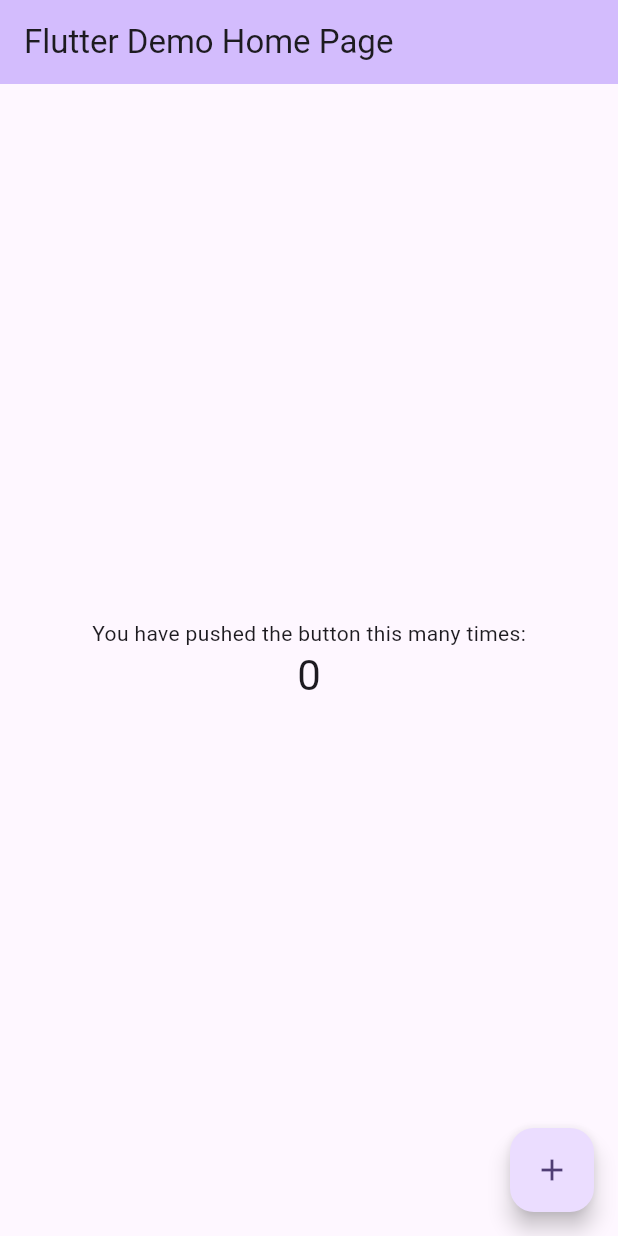
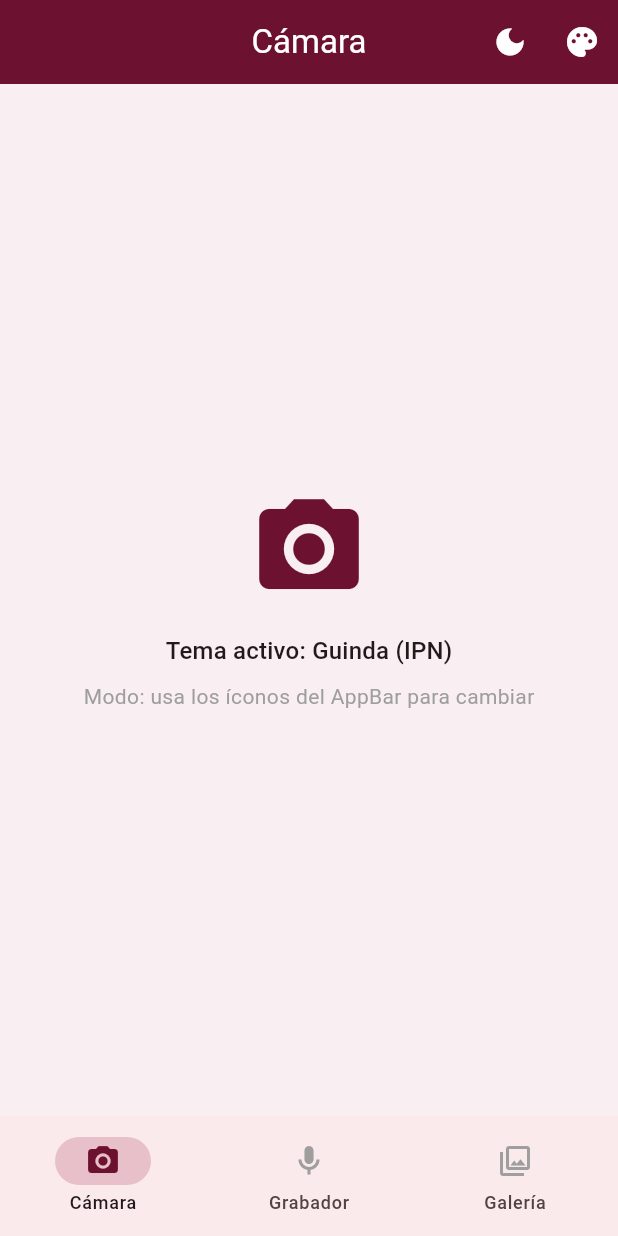
Before and after one commit to Oscaralfaro445/practica3-flutter, a Flutter app: the screen it shows after launch, on a phone screen of 412 x 824 dp. Run offline on Flutter 3.47's test engine with Material 3 defaults, Android fonts, the phone set to English and light mode, and no system bars; our stand-ins replace hive_flutter; accounts and stored records are empty.

Commit message:
Seccion 2: temas y navegacion base

```diff
--- /dev/null
+++ b/lib/core/theme/app_theme.dart
@@ -0,0 +1,144 @@
+import 'package:flutter/material.dart';
+import '../constants/app_colors.dart';
+
+class AppTheme {
+  AppTheme._();
+
+  // ── Tema Guinda (IPN) claro ──────────────────────────────
+  static ThemeData guindaLight() {
+    return ThemeData(
+      useMaterial3: true,
+      colorScheme: ColorScheme.fromSeed(
+        seedColor: AppColors.guindaPrimary,
+        primary: AppColors.guindaPrimary,
+        onPrimary: AppColors.guindaOnPrimary,
+        secondary: AppColors.guindaLight,
+        surface: AppColors.guindaSurface,
+        error: AppColors.errorColor,
+        brightness: Brightness.light,
+      ),
+      appBarTheme: const AppBarTheme(
+        backgroundColor: AppColors.guindaPrimary,
+        foregroundColor: Colors.white,
+        elevation: 0,
+        centerTitle: true,
+      ),
+      floatingActionButtonTheme: const FloatingActionButtonThemeData(
+        backgroundColor: AppColors.guindaPrimary,
+        foregroundColor: Colors.white,
+      ),
+      navigationBarTheme: NavigationBarThemeData(
+        indicatorColor: AppColors.guindaLight.withOpacity(0.2),
+        iconTheme: WidgetStateProperty.resolveWith((states) {
+          if (states.contains(WidgetState.selected)) {
+            return const IconThemeData(color: AppColors.guindaPrimary);
+          }
+          return const IconThemeData(color: Colors.grey);
+        }),
+      ),
+      elevatedButtonTheme: ElevatedButtonThemeData(
+        style: ElevatedButton.styleFrom(
+          backgroundColor: AppColors.guindaPrimary,
+          foregroundColor: Colors.white,
+          shape:
+              RoundedRectangleBorder(borderRadius: BorderRadius.circular(12)),
+        ),
+      ),
+    );
+  }
+
+  // ── Tema Guinda (IPN) oscuro ─────────────────────────────
+  static ThemeData guindaDark() {
+    return ThemeData(
+      useMaterial3: true,
+      colorScheme: ColorScheme.fromSeed(
+        seedColor: AppColors.guindaPrimary,
+        primary: AppColors.guindaLight,
+        onPrimary: Colors.white,
+        secondary: AppColors.guindaPrimary,
+        surface: const Color(0xFF1C1014),
+        error: AppColors.errorColor,
+        brightness: Brightness.dark,
+      ),
+      appBarTheme: const AppBarTheme(
+        backgroundColor: AppColors.guindaDark,
+        foregroundColor: Colors.white,
+        elevation: 0,
+        centerTitle: true,
+      ),
+      floatingActionButtonTheme: const FloatingActionButtonThemeData(
+        backgroundColor: AppColors.guindaLight,
+        foregroundColor: Colors.white,
+      ),
+    );
+  }
+
+  // ── Tema Azul (ESCOM) claro ──────────────────────────────
+  static ThemeData azulLight() {
+    return ThemeData(
+      useMaterial3: true,
+      colorScheme: ColorScheme.fromSeed(
+        seedColor: AppColors.azulPrimary,
+        primary: AppColors.azulPrimary,
+        onPrimary: AppColors.azulOnPrimary,
+        secondary: AppColors.azulLight,
+        surface: AppColors.azulSurface,
+        error: AppColors.errorColor,
+        brightness: Brightness.light,
+      ),
+      appBarTheme: const AppBarTheme(
+        backgroundColor: AppColors.azulPrimary,
+        foregroundColor: Colors.white,
+        elevation: 0,
+        centerTitle: true,
+      ),
+      floatingActionButtonTheme: const FloatingActionButtonThemeData(
+        backgroundColor: AppColors.azulPrimary,
+        foregroundColor: Colors.white,
+      ),
+      navigationBarTheme: NavigationBarThemeData(
+        indicatorColor: AppColors.azulLight.withOpacity(0.2),
+        iconTheme: WidgetStateProperty.resolveWith((states) {
+          if (states.contains(WidgetState.selected)) {
+            return const IconThemeData(color: AppColors.azulPrimary);
+          }
+          return const IconThemeData(color: Colors.grey);
+        }),
+      ),
+      elevatedButtonTheme: ElevatedButtonThemeData(
+        style: ElevatedButton.styleFrom(
+          backgroundColor: AppColors.azulPrimary,
+          foregroundColor: Colors.white,
+          shape:
+              RoundedRectangleBorder(borderRadius: BorderRadius.circular(12)),
+        ),
+      ),
+    );
+  }
+
+  // ── Tema Azul (ESCOM) oscuro ─────────────────────────────
+  static ThemeData azulDark() {
+    return ThemeData(
+      useMaterial3: true,
+      colorScheme: ColorScheme.fromSeed(
+        seedColor: AppColors.azulPrimary,
+        primary: AppColors.azulLight,
+        onPrimary: Colors.white,
+        secondary: AppColors.azulPrimary,
+        surface: const Color(0xFF0D1520),
+        error: AppColors.errorColor,
+        brightness: Brightness.dark,
+      ),
+      appBarTheme: const AppBarTheme(
+        backgroundColor: AppColors.azulDark,
+        foregroundColor: Colors.white,
+        elevation: 0,
+        centerTitle: true,
+      ),
+      floatingActionButtonTheme: const FloatingActionButtonThemeData(
+        backgroundColor: AppColors.azulLight,
+        foregroundColor: Colors.white,
+      ),
+    );
+  }
+}
--- /dev/null
+++ b/lib/core/theme/theme_provider.dart
@@ -0,0 +1,38 @@
+import 'package:flutter/material.dart';
+import 'app_theme.dart';
+
+// Enum para los dos temas disponibles
+enum AppThemeMode { guinda, azul }
+
+class ThemeProvider extends ChangeNotifier {
+  AppThemeMode _currentTheme = AppThemeMode.guinda;
+  bool _isDarkMode = false;
+
+  AppThemeMode get currentTheme => _currentTheme;
+  bool get isDarkMode => _isDarkMode;
+
+  // Devuelve el ThemeData activo según selección y modo claro/oscuro
+  ThemeData get themeData {
+    switch (_currentTheme) {
+      case AppThemeMode.guinda:
+        return _isDarkMode ? AppTheme.guindaDark() : AppTheme.guindaLight();
+      case AppThemeMode.azul:
+        return _isDarkMode ? AppTheme.azulDark() : AppTheme.azulLight();
+    }
+  }
+
+  String get themeName =>
+      _currentTheme == AppThemeMode.guinda ? 'Guinda (IPN)' : 'Azul (ESCOM)';
+
+  // Cambia entre Guinda y Azul
+  void setTheme(AppThemeMode theme) {
+    _currentTheme = theme;
+    notifyListeners(); // Avisa a todos los widgets que el tema cambió
+  }
+
+  // Alterna entre claro y oscuro
+  void toggleDarkMode() {
+    _isDarkMode = !_isDarkMode;
+    notifyListeners();
+  }
+}
--- /dev/null
+++ b/lib/features/camera/presentation/screens/camera_screen.dart
@@ -0,0 +1,78 @@
+import 'package:flutter/material.dart';
+import 'package:provider/provider.dart';
+import '../../../../core/theme/theme_provider.dart';
+
+class CameraScreen extends StatelessWidget {
+  const CameraScreen({super.key});
+
+  @override
+  Widget build(BuildContext context) {
+    final themeProvider = context.watch<ThemeProvider>();
+
+    return Scaffold(
+      appBar: AppBar(
+        title: const Text('Cámara'),
+        actions: [
+          // Botón para alternar claro/oscuro
+          IconButton(
+            icon: Icon(
+                themeProvider.isDarkMode ? Icons.light_mode : Icons.dark_mode),
+            onPressed: () => themeProvider.toggleDarkMode(),
+            tooltip: 'Cambiar modo',
+          ),
+          // Menú para cambiar entre Guinda y Azul
+          PopupMenuButton<AppThemeMode>(
+            icon: const Icon(Icons.palette),
+            tooltip: 'Cambiar tema',
+            onSelected: (mode) => themeProvider.setTheme(mode),
+            itemBuilder: (_) => [
+              PopupMenuItem(
+                value: AppThemeMode.guinda,
+                child: Row(children: [
+                  Container(
+                      width: 16,
+                      height: 16,
+                      decoration: const BoxDecoration(
+                        color: Color(0xFF6D1130),
+                        shape: BoxShape.circle,
+                      )),
+                  const SizedBox(width: 8),
+                  const Text('Guinda — IPN'),
+                ]),
+              ),
+              PopupMenuItem(
+                value: AppThemeMode.azul,
+                child: Row(children: [
+                  Container(
+                      width: 16,
+                      height: 16,
+                      decoration: const BoxDecoration(
+                        color: Color(0xFF003B8E),
+                        shape: BoxShape.circle,
+                      )),
+                  const SizedBox(width: 8),
+                  const Text('Azul — ESCOM'),
+                ]),
+              ),
+            ],
+          ),
+        ],
+      ),
+      body: Center(
+        child: Column(
+          mainAxisAlignment: MainAxisAlignment.center,
+          children: [
+            Icon(Icons.camera_alt,
+                size: 80, color: Theme.of(context).colorScheme.primary),
+            const SizedBox(height: 16),
+            Text('Tema activo: ${themeProvider.themeName}',
+                style: Theme.of(context).textTheme.titleMedium),
+            const SizedBox(height: 8),
+            const Text('Modo: usa los íconos del AppBar para cambiar',
+                style: TextStyle(color: Colors.grey)),
+          ],
+        ),
+      ),
+    );
+  }
+}
--- a/lib/main.dart
+++ b/lib/main.dart
@@ -1,121 +1,93 @@
 import 'package:flutter/material.dart';
+import 'package:provider/provider.dart';
+import 'package:hive_flutter/hive_flutter.dart';
 
-void main() {
-  runApp(const MyApp());
+import 'core/theme/theme_provider.dart';
+import 'features/camera/presentation/screens/camera_screen.dart';
+import 'features/recorder/presentation/screens/recorder_screen.dart';
+import 'features/gallery/presentation/screens/gallery_screen.dart';
+
+Future<void> main() async {
+  // Necesario antes de llamar cualquier código nativo
+  WidgetsFlutterBinding.ensureInitialized();
+
+  // Inicializar base de datos local Hive
+  await Hive.initFlutter();
+
+  runApp(
+    // ChangeNotifierProvider pone el ThemeProvider disponible
+    // para TODOS los widgets descendientes de MyApp
+    ChangeNotifierProvider(
+      create: (_) => ThemeProvider(),
+      child: const MyApp(),
+    ),
+  );
 }
 
 class MyApp extends StatelessWidget {
   const MyApp({super.key});
 
-  // This widget is the root of your application.
   @override
   Widget build(BuildContext context) {
-    return MaterialApp(
-      title: 'Flutter Demo',
-      theme: ThemeData(
-        // This is the theme of your application.
-        //
-        // TRY THIS: Try running your application with "flutter run". You'll see
-        // the application has a purple toolbar. Then, without quitting the app,
-        // try changing the seedColor in the colorScheme below to Colors.green
-        // and then invoke "hot reload" (save your changes or press the "hot
-        // reload" button in a Flutter-supported IDE, or press "r" if you used
-        // the command line to start the app).
-        //
-        // Notice that the counter didn't reset back to zero; the application
-        // state is not lost during the reload. To reset the state, use hot
-        // restart instead.
-        //
-        // This works for code too, not just values: Most code changes can be
-        // tested with just a hot reload.
-        colorScheme: .fromSeed(seedColor: Colors.deepPurple),
-      ),
-      home: const MyHomePage(title: 'Flutter Demo Home Page'),
+    // Consumer escucha cambios en ThemeProvider y reconstruye
+    // el MaterialApp completo cuando el tema cambia
+    return Consumer<ThemeProvider>(
+      builder: (context, themeProvider, _) {
+        return MaterialApp(
+          title: 'Práctica 3 - ESCOM IPN',
+          debugShowCheckedModeBanner: false,
+          theme: themeProvider.themeData,
+          home: const MainNavigation(),
+        );
+      },
     );
   }
 }
 
-class MyHomePage extends StatefulWidget {
-  const MyHomePage({super.key, required this.title});
-
-  // This widget is the home page of your application. It is stateful, meaning
-  // that it has a State object (defined below) that contains fields that affect
-  // how it looks.
-
-  // This class is the configuration for the state. It holds the values (in this
-  // case the title) provided by the parent (in this case the App widget) and
-  // used by the build method of the State. Fields in a Widget subclass are
-  // always marked "final".
-
-  final String title;
+// Widget de navegación principal con barra inferior
+class MainNavigation extends StatefulWidget {
+  const MainNavigation({super.key});
 
   @override
-  State<MyHomePage> createState() => _MyHomePageState();
+  State<MainNavigation> createState() => _MainNavigationState();
 }
 
-class _MyHomePageState extends State<MyHomePage> {
-  int _counter = 0;
+class _MainNavigationState extends State<MainNavigation> {
+  int _currentIndex = 0;
 
-  void _incrementCounter() {
-    setState(() {
-      // This call to setState tells the Flutter framework that something has
-      // changed in this State, which causes it to rerun the build method below
-      // so that the display can reflect the updated values. If we changed
-      // _counter without calling setState(), then the build method would not be
-      // called again, and so nothing would appear to happen.
-      _counter++;
-    });
-  }
+  // Las tres pantallas principales de la app
+  final List<Widget> _screens = const [
+    CameraScreen(),
+    RecorderScreen(),
+    GalleryScreen(),
+  ];
 
   @override
   Widget build(BuildContext context) {
-    // This method is rerun every time setState is called, for instance as done
-    // by the _incrementCounter method above.
-    //
-    // The Flutter framework has been optimized to make rerunning build methods
-    // fast, so that you can just rebuild anything that needs updating rather
-    // than having to individually change instances of widgets.
     return Scaffold(
-      appBar: AppBar(
-        // TRY THIS: Try changing the color here to a specific color (to
-        // Colors.amber, perhaps?) and trigger a hot reload to see the AppBar
-        // change color while the other colors stay the same.
-        backgroundColor: Theme.of(context).colorScheme.inversePrimary,
-        // Here we take the value from the MyHomePage object that was created by
-        // the App.build method, and use it to set our appbar title.
-        title: Text(widget.title),
-      ),
-      body: Center(
-        // Center is a layout widget. It takes a single child and positions it
-        // in the middle of the parent.
-        child: Column(
-          // Column is also a layout widget. It takes a list of children and
-          // arranges them vertically. By default, it sizes itself to fit its
-          // children horizontally, and tries to be as tall as its parent.
-          //
-          // Column has various properties to control how it sizes itself and
-          // how it positions its children. Here we use mainAxisAlignment to
-          // center the children vertically; the main axis here is the vertical
-          // axis because Columns are vertical (the cross axis would be
-          // horizontal).
-          //
-          // TRY THIS: Invoke "debug painting" (choose the "Toggle Debug Paint"
-          // action in the IDE, or press "p" in the console), to see the
-          // wireframe for each widget.
-          mainAxisAlignment: .center,
-          children: [
-            const Text('You have pushed the button this many times:'),
-            Text(
-              '$_counter',
-              style: Theme.of(context).textTheme.headlineMedium,
-            ),
-          ],
-        ),
-      ),
-      floatingActionButton: FloatingActionButton(
-        onPressed: _incrementCounter,
-        tooltip: 'Increment',
-        child: const Icon(Icons.add),
+      body: _screens[_currentIndex],
+      bottomNavigationBar: NavigationBar(
+        selectedIndex: _currentIndex,
+        onDestinationSelected: (index) {
+          setState(() => _currentIndex = index);
+        },
+        destinations: const [
+          NavigationDestination(
+            icon: Icon(Icons.camera_alt_outlined),
+            selectedIcon: Icon(Icons.camera_alt),
+            label: 'Cámara',
+          ),
+          NavigationDestination(
+            icon: Icon(Icons.mic_outlined),
+            selectedIcon: Icon(Icons.mic),
+            label: 'Grabador',
+          ),
+          NavigationDestination(
+            icon: Icon(Icons.photo_library_outlined),
+            selectedIcon: Icon(Icons.photo_library),
+            label: 'Galería',
+          ),
+        ],
       ),
     );
   }
```
Also changed, not shown: lib/core/constants/app_colors.dart (added, +23 -0 lines), lib/features/gallery/presentation/screens/gallery_screen.dart (added, +24 -0 lines), lib/features/recorder/presentation/screens/recorder_screen.dart (added, +24 -0 lines), pubspec.yaml (+27 -73 lines), pubspec.lock, 6 other files.
